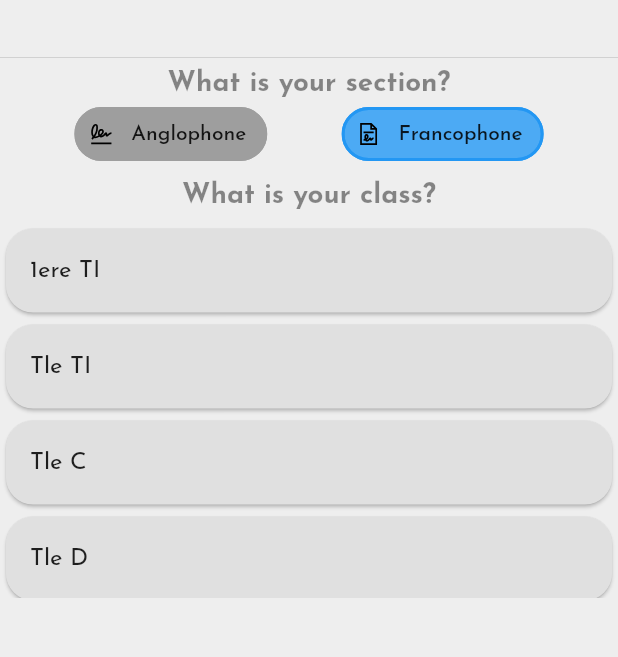
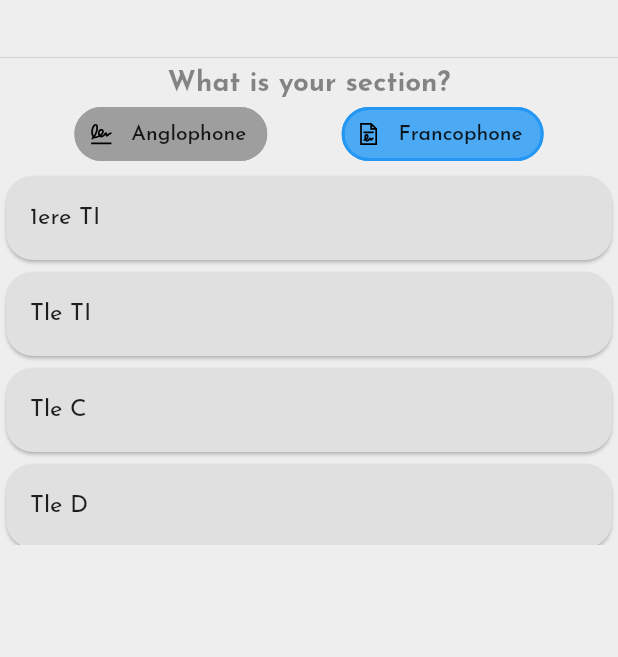
Before and after one commit to baimamboukar/eureka_learn, a Flutter app: the RegistrationInfos widget shown alone on an empty page, opened directly, after a tap on "Anglophone", after a tap on "Francophone", on a phone screen of 412 x 824 dp, the part 232-889 px from its top. Run offline on Flutter 3.47's test engine with Material 2 defaults, Android fonts, the phone set to English and light mode, and no system bars; drawn by our look-alikes of animated_text_kit; our stand-ins replace animate_do, card_swiper, cloud_firestore, firebase_auth, firebase_core, flutter_hooks and 8 more; accounts and stored records are empty.

```diff
--- a/lib/screens/signup.dart
+++ b/lib/screens/signup.dart
@@ -289,7 +289,7 @@ class _RegistrationInfosState extends State<RegistrationInfos> {
               ),
             ],
           ),
-        if (section.state != "" && classe.state == "")
+        if (level.state != "" && classe.state == "")
           Padding(
             padding: const EdgeInsets.only(
               top: 8.0,
```
